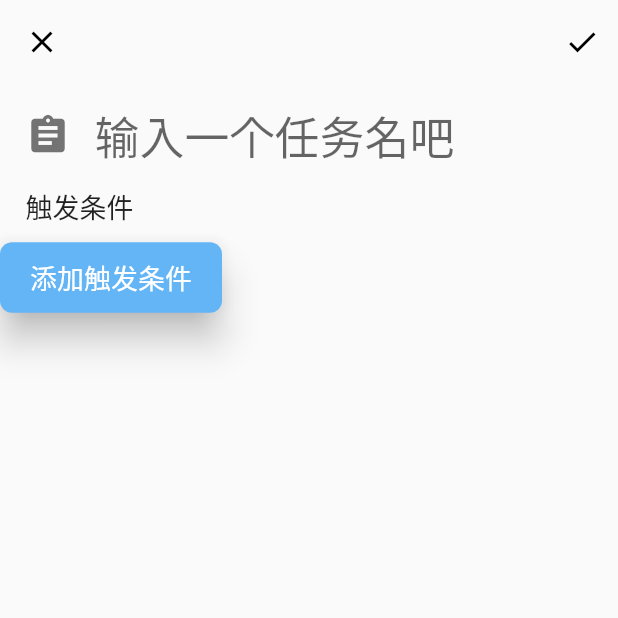
After one commit to FlodCoding/Task-J, a Flutter app: the TaskDetailPage screen opened by its route, on a phone screen of 412 x 824 dp, the top half of it. The commit adds this screen. Run offline on Flutter 3.47's test engine with Material 2 defaults, Android fonts, the phone set to English and light mode, and no system bars; Roboto replaces fonts that are missing (PingFang).

Commit message:
大致的任务主视图

```diff
--- a/lib/main.dart
+++ b/lib/main.dart
@@ -1,6 +1,7 @@
 import 'package:flutter/material.dart';
+import 'package:task_j/page/HomePage.dart';
 
-import 'package:task_j/page/HomePage.dart';
+import 'page/TaskDetail.dart';
 
 void main() => runApp(MyApp());
 
@@ -11,9 +12,13 @@ class MyApp extends StatelessWidget {
     return MaterialApp(
       title: 'Flutter Demo',
       theme: ThemeData(
+        fontFamily: 'PingFang',
         primarySwatch: Colors.blue,
       ),
       home: HomePage(),
+      routes: {
+        "/TaskDetailPage": (context) => TaskDetailPage(),
+      },
     );
   }
 }
--- a/lib/page/HomePage.dart
+++ b/lib/page/HomePage.dart
@@ -16,7 +16,10 @@ class _HomePageState extends State<HomePage> {
   Widget build(BuildContext context) {
     return Scaffold(
       appBar: AppBar(
+        backgroundColor: Colors.transparent,
+        elevation: 0,
         title: Text(""),
+        actionsIconTheme: IconThemeData(color: Colors.black),
         actions: <Widget>[
           PopupMenuButton(onSelected: (int) {
             switch (int) {
--- /dev/null
+++ b/lib/page/TaskDetail.dart
@@ -0,0 +1,76 @@
+import 'package:flutter/material.dart';
+
+class TaskDetailPage extends StatefulWidget {
+  @override
+  TaskDetailPageState createState() => TaskDetailPageState();
+}
+
+class TaskDetailPageState extends State<TaskDetailPage> {
+  @override
+  Widget build(BuildContext context) {
+    return Scaffold(
+      appBar: AppBar(
+        title: Text(""),
+        centerTitle: true,
+        elevation: 0,
+        actionsIconTheme: IconThemeData(color: Colors.black),
+        backgroundColor: Colors.transparent,
+        leading: IconButton(
+            color: Colors.black,
+            icon: Icon(Icons.close),
+            onPressed: () {
+              Navigator.pop(context);
+            }),
+        actions: <Widget>[
+          IconButton(
+              icon: Icon(Icons.check),
+              onPressed: () {
+                Navigator.pop(context);
+              })
+        ],
+      ),
+      body: SingleChildScrollView(
+        scrollDirection: Axis.vertical,
+        child: Column(
+          crossAxisAlignment: CrossAxisAlignment.start,
+          children: <Widget>[
+            Padding(
+              padding: EdgeInsets.only(left: 17, right: 17),
+              child: TextField(
+                maxLines: 1,
+                autofocus: false,
+                style: TextStyle(fontSize: 30),
+                decoration: InputDecoration(
+                    icon: Icon(
+                      Icons.assignment,
+                      color: Colors.black54,
+                      size: 30,
+                    ),
+                    hintText: "输入一个任务名吧",
+                    border: InputBorder.none),
+              ),
+            ),
+            Padding(
+              padding: EdgeInsets.only(bottom: 10, left: 17),
+              child: Text("触发条件",
+                  style: TextStyle(color: Colors.black87, fontSize: 18)),
+            ),
+            RaisedButton(
+              padding:
+                  EdgeInsets.only(left: 20, right: 20, top: 10, bottom: 10),
+              color: Colors.blue[300],
+              onPressed: () {},
+              child: Text(
+                "添加触发条件",
+                style: TextStyle(fontSize: 18, color: Colors.white),
+              ),
+              elevation: 10,
+              shape: RoundedRectangleBorder(
+                  borderRadius: BorderRadius.circular(8)),
+            )
+          ],
+        ),
+      ),
+    );
+  }
+}
--- a/lib/widget/TaskItem.dart
+++ b/lib/widget/TaskItem.dart
@@ -16,6 +16,7 @@ class _TaskItemState extends State<TaskItem> {
     return GestureDetector(
       onTap: () => {
         //TODO 任务详情
+        Navigator.pushNamed(context, "/TaskDetailPage")
       },
       child: Container(
         padding: EdgeInsets.only(left: 20, right: 20, top: 10, bottom: 10),
@@ -37,7 +38,10 @@ class _TaskItemState extends State<TaskItem> {
                     Text(
                       "任务名称",
                       overflow: TextOverflow.ellipsis,
-                      style: TextStyle(color: Colors.black87, fontSize: 18),
+                      style: TextStyle(
+                        color: Colors.black87,
+                        fontSize: 18,
+                      ),
                     ),
                     Text(
                       "任务内容",
```
Also changed, not shown: pubspec.yaml (+6 -1 lines), 1 other file.
